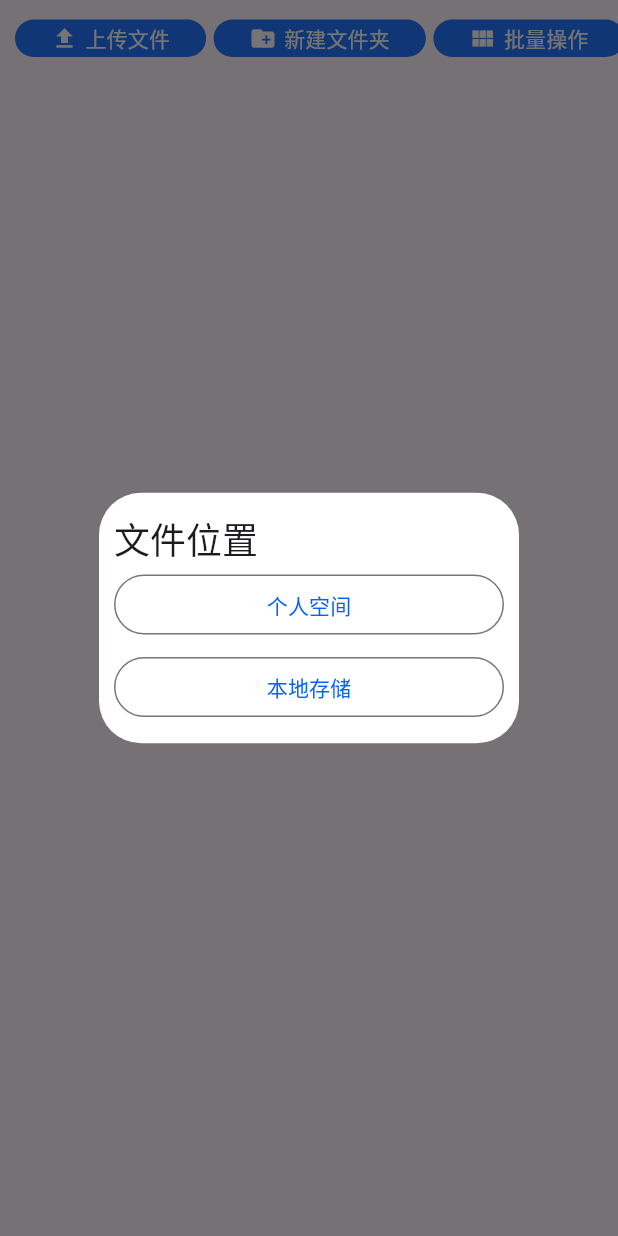
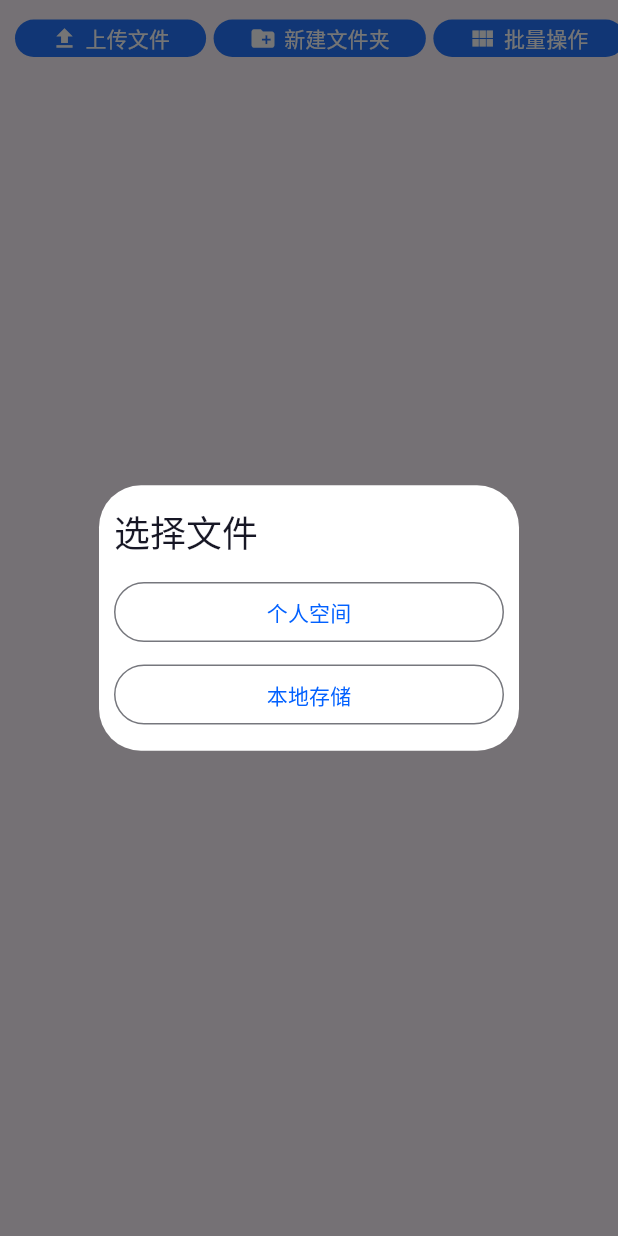
Before and after one commit to zcy626727/file_client, a Flutter app: the SpaceWorkspacePage widget shown alone on an empty page, opened directly with empty values, after a tap on "上传文件", on a phone screen of 412 x 824 dp. Run offline on Flutter 3.47's test engine with Material 3 defaults, Android fonts, the light colour scheme and no system bars; our stand-ins replace dio, easy_refresh, file_picker, photo_view, sqflite, sqflite_common_ffi; missing offline and left inert: media_kit, media_kit_video; accounts and stored records are empty; generated files the repository leaves out were written again; network calls fail; statements that could not run were skipped.

```diff
--- a/lib/view/page/space/space_workapace_page.dart
+++ b/lib/view/page/space/space_workapace_page.dart
@@ -99,8 +99,8 @@ class _SpaceWorkspacePageState extends State<SpaceWorkspacePage> {
                     return AlertDialog(
                       contentPadding: const EdgeInsets.only(left: 10.0, right: 10.0, bottom: 10),
                       backgroundColor: colorScheme.surface,
-                      titlePadding: const EdgeInsets.only(top: 15.0, left: 10.0),
-                      title: const Text("文件位置"),
+                      titlePadding: const EdgeInsets.only(top: 15.0, left: 10.0, bottom: 10),
+                      title: Text("选择文件", style: TextStyle(color: colorScheme.onSurface)),
                       content: SizedBox(
                         height: 110,
                         child: Column(
@@ -660,10 +660,10 @@ class _SpaceWorkspacePageState extends State<SpaceWorkspacePage> {
               if (res is UserFolder) {
                 throw const FormatException("请选择文件");
               } else if (res is UserFile) {
-                if (res.name == null || res.fileId == null || res.parentId == null) throw const FormatException("所选文件状态异常");
+                if (res.name == null || res.fileId == null || _currentFolder.id == null) throw const FormatException("所选文件状态异常");
                 if (widget.space.id == null) throw const FormatException("空间状态异常");
                 //拿到文件后保存到本地目录
-                var spaceFile = await SpaceFileService.createFile(filename: res.name!, fileId: res.fileId!, parentId: res.parentId!, spaceId: widget.space.id!);
+                var spaceFile = await SpaceFileService.createFile(filename: res.name!, fileId: res.fileId!, parentId: _currentFolder.id!, spaceId: widget.space.id!);
                 listKey.currentState?.addItem(spaceFile);
                 listKey.currentState?.setState(() {});
               }
```
